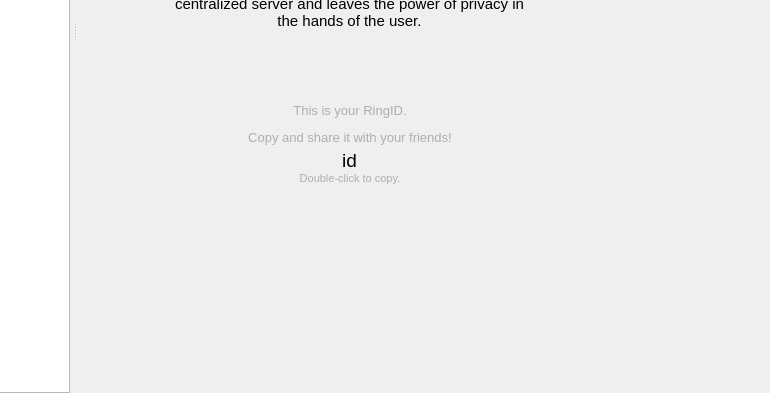
Qt form callwidget.ui (savoirfairelinux/jami-client-windows) before a commit; both pictures show x 254 to 1024 and y 331 to 724 of the 1024 by 724 pixel window.
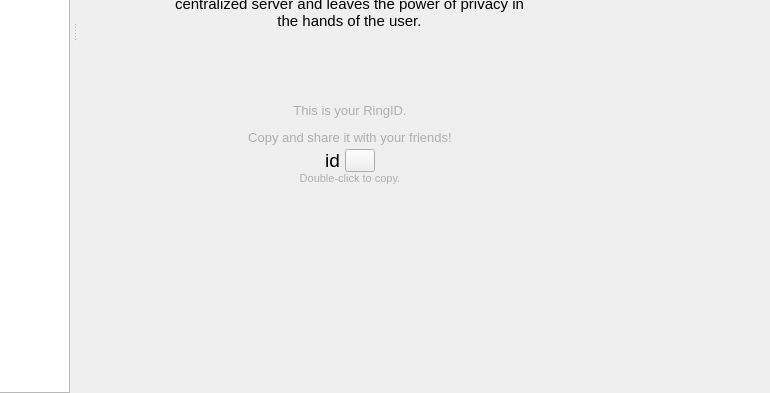
The same form after that commit. Icons and pictures are not drawn. Custom widgets are drawn as their Qt base class.

What changed in the file:
```diff
--- a/callwidget.ui
+++ b/callwidget.ui
@@ -579,7 +579,25 @@
                   </property>
                  </widget>
                 </item>
-                <item alignment="Qt::AlignHCenter|Qt::AlignVCenter">
+                <item>
+                 <layout class="QHBoxLayout" name="horizontalLayout_8">
+                  <property name="topMargin">
+                   <number>0</number>
+                  </property>
+                  <item>
+                   <spacer name="horizontalSpacer_8">
+                    <property name="orientation">
+                     <enum>Qt::Horizontal</enum>
+                    </property>
+                    <property name="sizeHint" stdset="0">
+                     <size>
+                      <width>40</width>
+                      <height>20</height>
+                     </size>
+                    </property>
+                   </spacer>
+                  </item>
+                  <item>
                  <widget class="IdLabel" name="ringIdLabel">
                   <property name="sizePolicy">
                    <sizepolicy hsizetype="Minimum" vsizetype="Minimum">
@@ -618,6 +636,69 @@
                   </property>
                  </widget>
                 </item>
+                  <item>
+                   <spacer name="horizontalSpacer_10">
+                    <property name="orientation">
+                     <enum>Qt::Horizontal</enum>
+                    </property>
+                    <property name="sizeType">
+                     <enum>QSizePolicy::Fixed</enum>
+                    </property>
+                    <property name="sizeHint" stdset="0">
+                     <size>
+                      <width>5</width>
+                      <height>20</height>
+                     </size>
+                    </property>
+                   </spacer>
+                  </item>
+                  <item>
+                   <widget class="QPushButton" name="shareButton">
+                    <property name="sizePolicy">
+                     <sizepolicy hsizetype="Fixed" vsizetype="Fixed">
+                      <horstretch>0</horstretch>
+                      <verstretch>0</verstretch>
+                     </sizepolicy>
+                    </property>
+                    <property name="maximumSize">
+                     <size>
+                      <width>30</width>
+                      <height>30</height>
+                     </size>
+                    </property>
+                    <property name="toolTip">
+                     <string>Share your ring id</string>
+                    </property>
+                    <property name="text">
+                     <string/>
+                    </property>
+                    <property name="icon">
+                     <iconset resource="ressources.qrc">
+                      <normaloff>:/images/ic_share_white.png</normaloff>:/images/ic_share_white.png</iconset>
+                    </property>
+                    <property name="iconSize">
+                     <size>
+                      <width>30</width>
+                      <height>25</height>
+                     </size>
+                    </property>
+                   </widget>
+                  </item>
+                  <item>
+                   <spacer name="horizontalSpacer_9">
+                    <property name="orientation">
+                     <enum>Qt::Horizontal</enum>
+                    </property>
+                    <property name="sizeHint" stdset="0">
+                     <size>
+                      <width>40</width>
+                      <height>20</height>
+                     </size>
+                    </property>
+                   </spacer>
+                  </item>
+                 </layout>
+                </item>
                 <item alignment="Qt::AlignHCenter|Qt::AlignVCenter">
                  <widget class="QLabel" name="label2">
                   <property name="sizePolicy">
```
Left out of the diff: 1 changed line with no effect on the pictures. Lines whose indentation alone changed are shown as unchanged.
